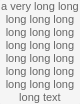
Qt form descriptionlabel.ui (przemekblasiak/petri-net-simulator) before a commit.
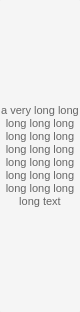
The same form after that commit.

What changed in the file:
```diff
--- a/descriptionlabel.ui
+++ b/descriptionlabel.ui
@@ -7,7 +7,7 @@
     <x>0</x>
     <y>0</y>
     <width>80</width>
-    <height>60</height>
+    <height>113</height>
    </rect>
   </property>
   <property name="sizePolicy">
@@ -66,7 +66,7 @@
      </property>
      <property name="minimumSize">
       <size>
-       <width>80</width>
+       <width>20</width>
        <height>0</height>
       </size>
      </property>
```
